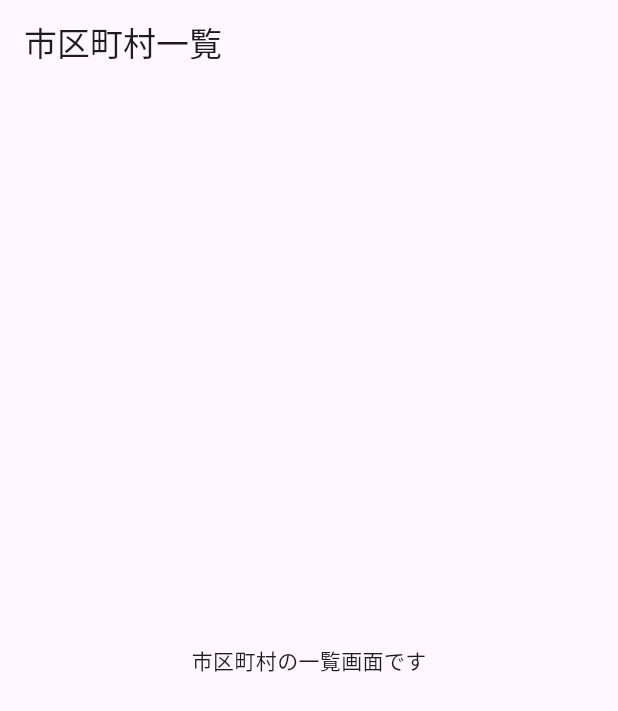
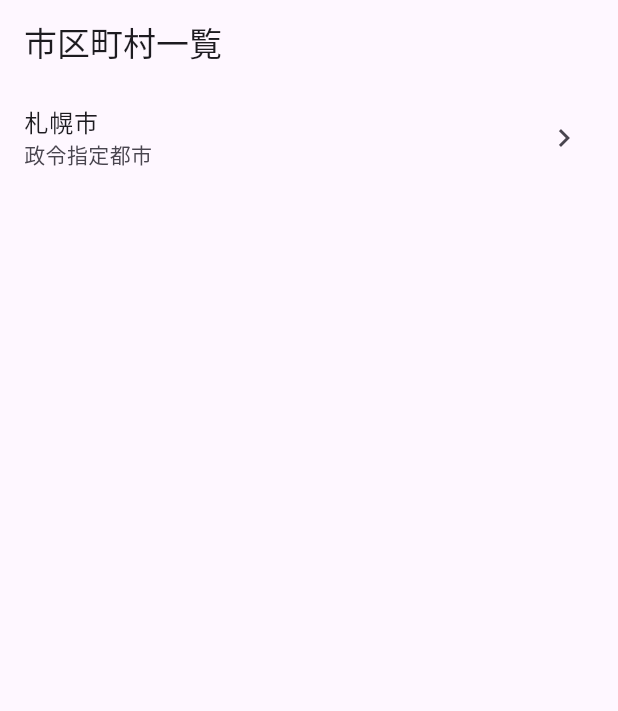
Before and after one commit to hiroki-nobe/resas_basic, a Flutter app: the screen it shows after launch, on a phone screen of 412 x 824 dp. Shown: the top 711 px of the screen. Run offline on Flutter 3.47's test engine with Material 3 defaults, Android fonts, the phone set to English and light mode, and no system bars.

Commit message:
ListView/ListTileに書き換え

```diff
--- a/lib/city/list_page.dart
+++ b/lib/city/list_page.dart
@@ -6,12 +6,20 @@ class CityListPage extends StatelessWidget {
   @override
   Widget build(BuildContext context) {
     return Scaffold(
-      appBar: AppBar(
-        title: const Text('市区町村一覧'),
-      ),
-      body: const Center(
-        child: Text('市区町村の一覧画面です'),
-      ),
-    );
+        appBar: AppBar(
+          title: const Text('市区町村一覧'),
+        ),
+        body: ListView(
+          children: [
+            ListTile(
+              title: const Text('札幌市'),
+              subtitle: const Text('政令指定都市'),
+              trailing: const Icon(Icons.navigate_next),
+              onTap: () {
+                //To do :詳細画面に遷移
+              },
+            ),
+          ],
+        ));
   }
 }
```
